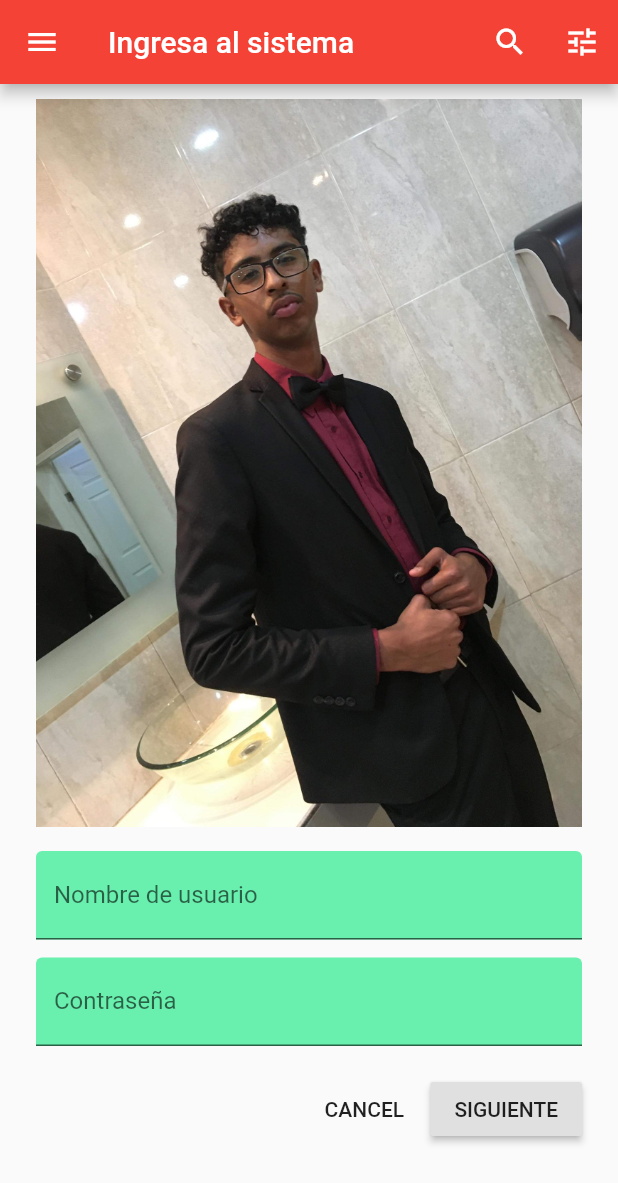
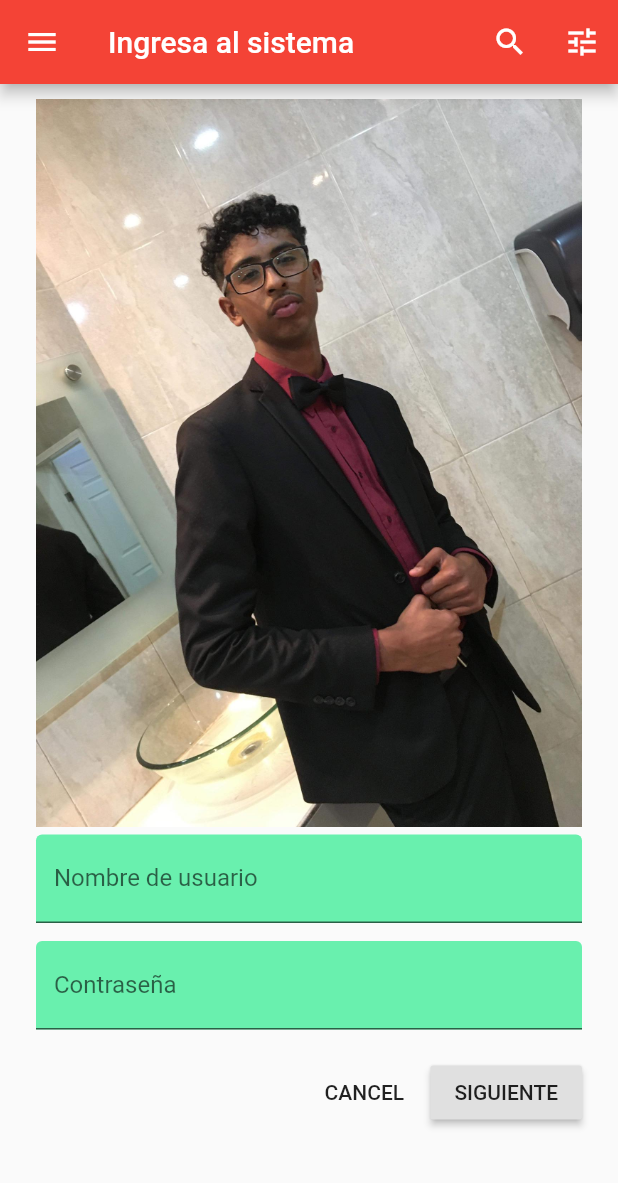
Before and after one commit to YahirS/loginSencillo, a Flutter app: the screen it shows after launch, on a phone screen of 412 x 824 dp. Shown: the top 1183 px of the screen. Run offline on Flutter 3.47's test engine with Material 2 defaults, Android fonts, the phone set to English and light mode, and no system bars.

```diff
--- a/lib/main.dart
+++ b/lib/main.dart
@@ -80,7 +80,7 @@ class _IngresoSistemaState extends State<IngresoSistema> {
             Column(
               children: <Widget>[
                 Image.asset('assets/image03.jpg'),
-                SizedBox(height: 16.0),
+                SizedBox(height: 5.0),
               ],
             ),
             if (!acceso)
```
Also changed, not shown: 1 other file.
